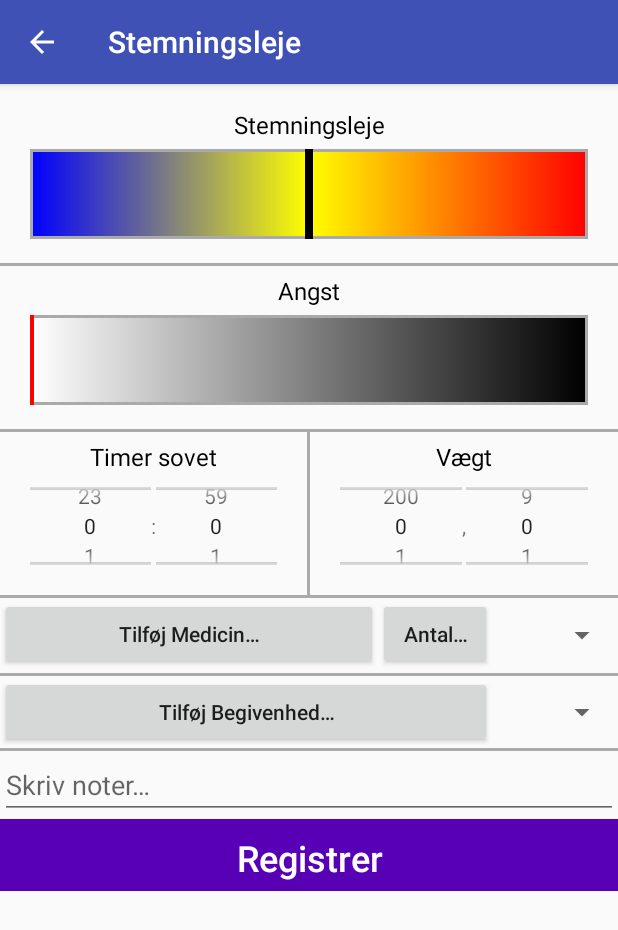
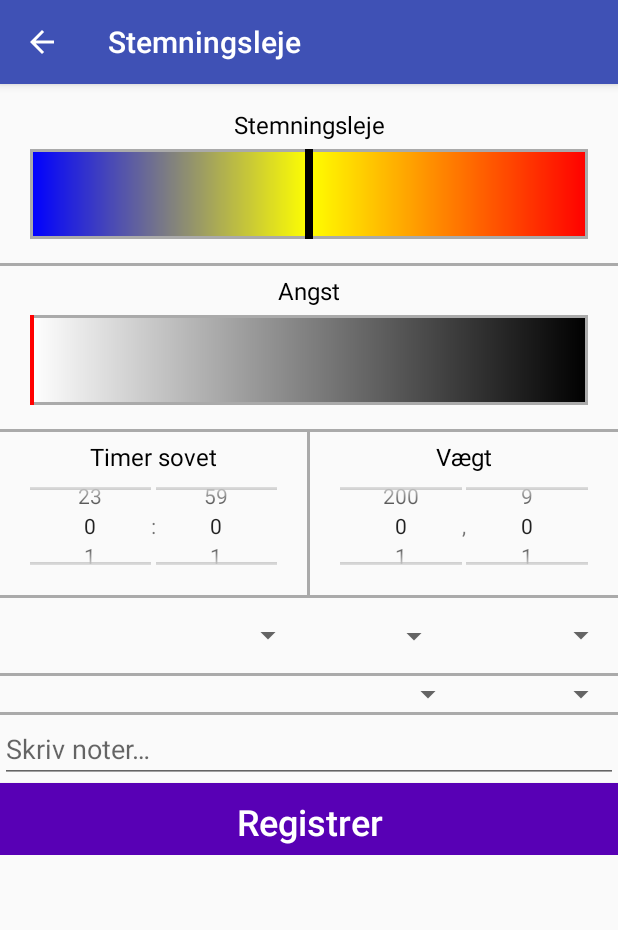
Before and after one commit to mathiassand/P2, an Android app: the MoodLogging screen opened directly, with no data from a screen before it, after a tap on "Registrer", on a phone screen of 412 x 824 dp. Shown: the top 930 px of the screen. Run offline under Robolectric (Android 15) with nearby library versions, the phone set to English and light mode, and no system bars.

Commit message:
Spinners
Added spinners to the event and medicin

```diff
--- a/MoodPrototype/app/src/main/java/com/p2prototype/b217/moodprototype/MoodLogging.java
+++ b/MoodPrototype/app/src/main/java/com/p2prototype/b217/moodprototype/MoodLogging.java
@@ -20,8 +20,6 @@ import java.io.IOException;
 import java.text.DateFormat;
 import java.util.Calendar;
 import java.util.Date;
-
-
 import java.text.SimpleDateFormat;
 import java.util.ArrayList;
 
@@ -126,8 +124,8 @@ public class MoodLogging extends AppCompatActivity {
         sleepMinutes = minutesSleptNp.getValue();
         weightK = weightKg.getValue();
         weightG = weightComma.getValue();
-        Toast.makeText(MoodLogging.this, Integer.toString(anxiety),Toast.LENGTH_SHORT).show();
-        visualList.add(new VisualObject(mood,anxiety,sleepHours,sleepMinutes,weightK, weightG,note,eventList,medicineList, new Date()));
+        //Toast.makeText(MoodLogging.this, Integer.toString(anxiety),Toast.LENGTH_SHORT).show();
+        //visualList.add(new VisualObject(mood,anxiety,sleepHours,sleepMinutes,weightK, weightG,note,eventList,medicineList, new Date()));
         //Toast.makeText(MoodLogging.this,visualList.get(0).toString(),Toast.LENGTH_LONG).show();
 
         //making a date
--- a/MoodPrototype/app/src/main/res/layout/activity_mood_logging.xml
+++ b/MoodPrototype/app/src/main/res/layout/activity_mood_logging.xml
@@ -245,23 +245,25 @@
         android:layout_width="match_parent"
         android:layout_height="50dp"
         android:orientation="horizontal">
-        <Button
+        <Spinner
             android:id="@+id/medicine_button"
+            android:entries="@array/medicin_array"
             android:layout_width="0dp"
-            android:layout_height="wrap_content"
+            android:layout_height="match_parent"
             android:text="@string/medicine"
             android:textAllCaps="false"
-            android:layout_weight="50"/>
-        <Button
+            android:layout_weight="29.25"/>
+
+        <Spinner
             android:id="@+id/medicine_amount_button"
             android:layout_width="0dp"
-            android:layout_height="wrap_content"
+            android:layout_height="48dp"
+            android:layout_marginEnd="8dp"
+            android:layout_marginRight="8dp"
+            android:layout_weight="14.04"
+            android:entries="@array/amountOfMedicin_array"
             android:text="@string/amount"
-            android:textAllCaps="false"
-            android:layout_weight="15"
-            android:layout_marginRight="8dp"
-            android:layout_marginEnd="8dp"
-            />
+            android:textAllCaps="false" />
         <Spinner
             android:layout_width="0dp"
             android:layout_height="match_parent"
@@ -277,10 +279,11 @@
             android:layout_width="match_parent"
             android:layout_height="wrap_content"
             android:orientation="horizontal">
-        <Button
+        <Spinner
             android:layout_width="0dp"
             android:layout_height="wrap_content"
             android:text="@string/event_mood_screen"
+            android:entries="@array/events_array"
             android:textAllCaps="false"
             android:layout_weight="65"
             android:layout_marginEnd="8dp"
@@ -288,7 +291,7 @@
             <Spinner
                 android:layout_width="0dp"
                 android:layout_height="match_parent"
-                android:layout_weight="15"/>
+                android:layout_weight="19.77"/>
         </LinearLayout>
         <View
             android:layout_width="match_parent"
--- a/MoodPrototype/app/src/main/res/values/strings.xml
+++ b/MoodPrototype/app/src/main/res/values/strings.xml
@@ -125,6 +125,31 @@
     ved brug af farverne på ikonerne. Registreret søvn og vægt vises i bunden af skærmen. Angst bliver
     vist med sorte og hvide farver lige under humør blokken.</string>
 
+    <string-array name="medicin_array">
+        <item> </item>
+        <item>Panodil</item>
+        <item>Hash</item>
+        <item>Opium</item>
 
+    </string-array>
+
+    <string-array name="amountOfMedicin_array">
+    <item> </item>
+    <item>1</item>
+    <item>2</item>
+    <item>3</item>
+    <item>4</item>
+    <item>5</item>
+    <item>6</item>
+    <item>7</item>
+    <item>8</item>
+    <item>9</item>
+    <item>10</item>
+</string-array>
+
+    <string-array name="events_array">
+        <item> </item>
+        <item>Fødselsdag</item>
+    </string-array>
 
 </resources>
```
